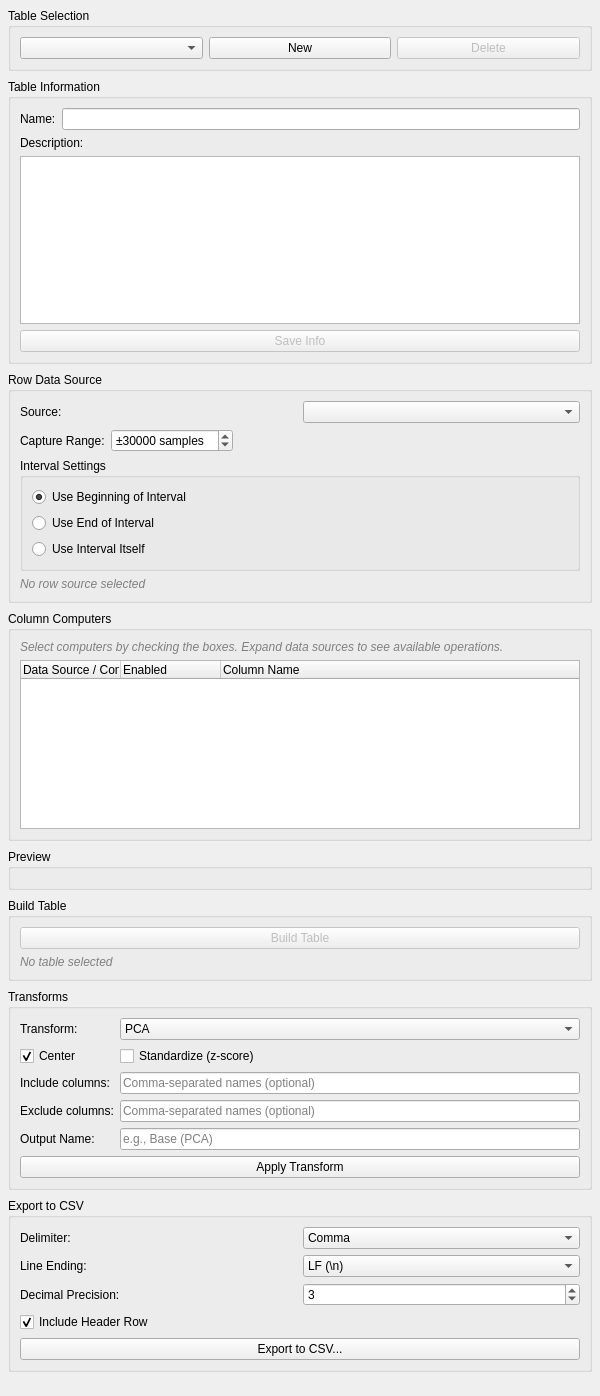
Before: the Qt Designer form src/WhiskerToolbox/TableDesignerWidget/TableDesignerWidget.ui in paulmthompson/WhiskerToolbox, drawn with Qt 5.
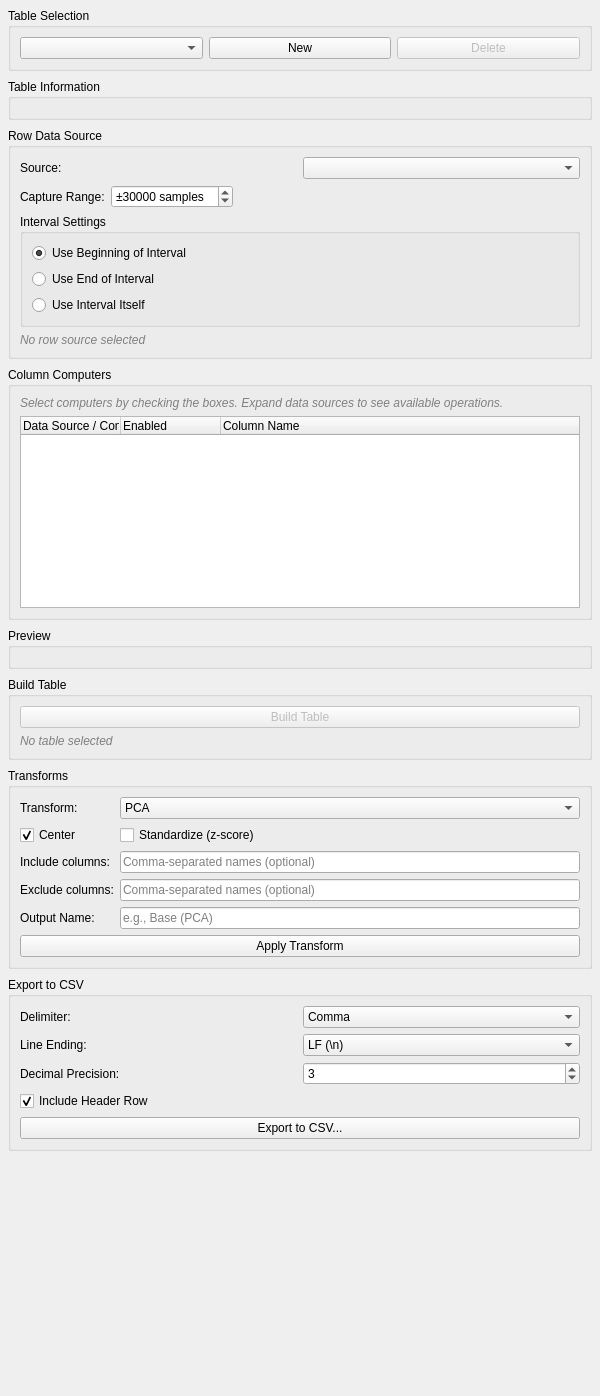
After: the same form once the commit is applied.

Commit message: table info placed into collapsible section

Patch:
```diff
--- a/src/WhiskerToolbox/TableDesignerWidget/TableDesignerWidget.ui
+++ b/src/WhiskerToolbox/TableDesignerWidget/TableDesignerWidget.ui
@@ -68,40 +68,7 @@
       <string>Table Information</string>
      </property>
      <layout class="QVBoxLayout" name="table_info_layout">
-      <item>
-       <layout class="QHBoxLayout" name="name_row">
-        <item>
-         <widget class="QLabel" name="name_label">
-          <property name="text">
-           <string>Name:</string>
-          </property>
-         </widget>
-        </item>
-        <item>
-         <widget class="QLineEdit" name="table_name_edit"/>
-        </item>
-       </layout>
-      </item>
-      <item>
-       <widget class="QLabel" name="description_label">
-        <property name="text">
-         <string>Description:</string>
-        </property>
-       </widget>
-      </item>
-      <item>
-       <widget class="QTextEdit" name="table_description_edit"/>
-      </item>
-      <item>
-       <widget class="QPushButton" name="save_info_btn">
-        <property name="enabled">
-         <bool>false</bool>
-        </property>
-        <property name="text">
-         <string>Save Info</string>
-        </property>
-       </widget>
-      </item>
+      <!-- TableInfoWidget wrapped in a Section is injected programmatically -->
      </layout>
     </widget>
    </item>
```
The commit also changes 6 other files.
